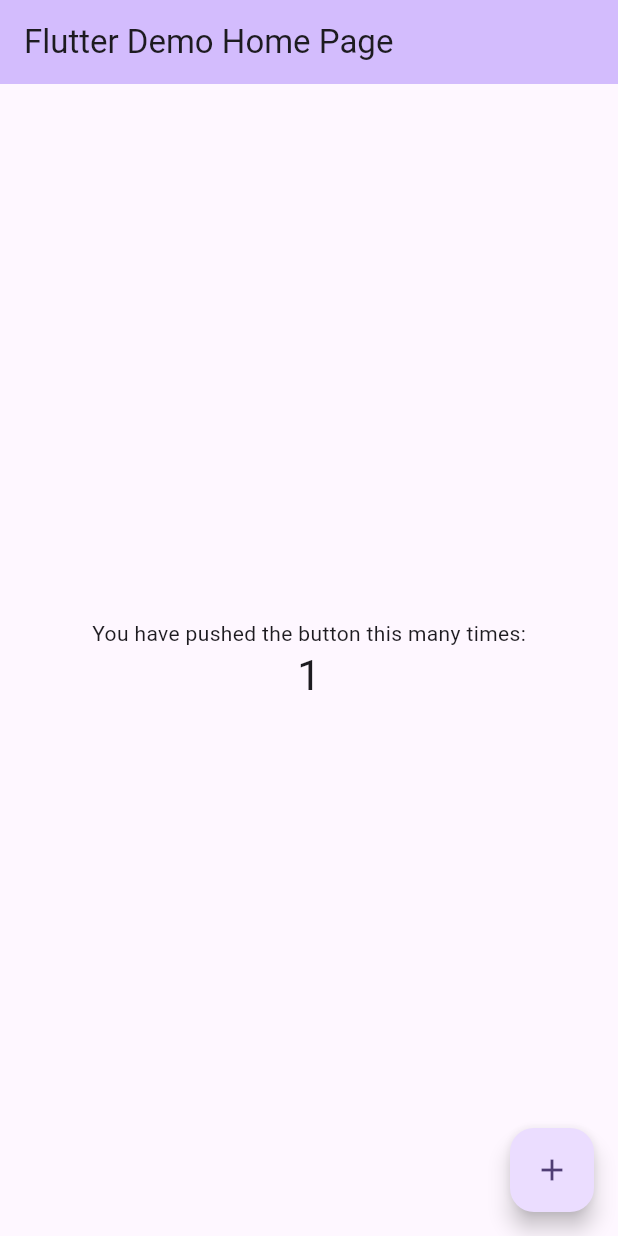
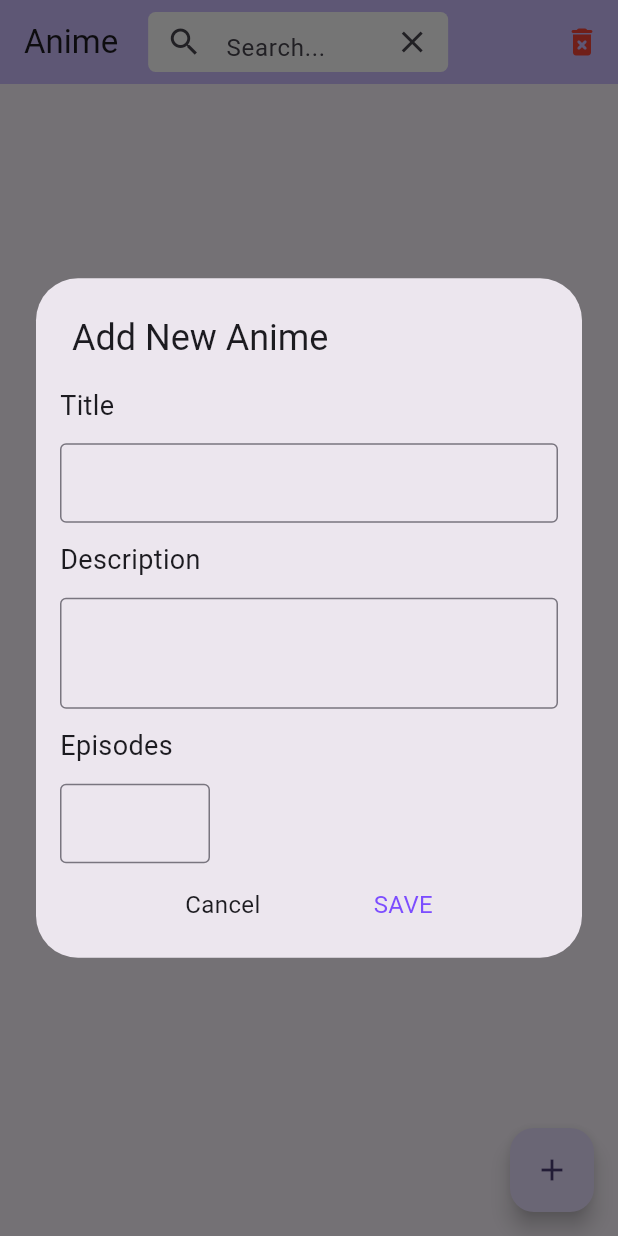
Before and after one commit to grey-xiao/animain, a Flutter app: the screen it shows after launch, after a tap on the "add" icon, on a phone screen of 412 x 824 dp. Run offline on Flutter 3.47's test engine with Material 3 defaults, Android fonts, the phone set to English and light mode, and no system bars.

Commit message:
Simple List App
Add a record
Delete a record
View a record
Search a record

```diff
--- /dev/null
+++ b/lib/controller/animeController.dart
@@ -0,0 +1,4 @@
+class AnimeController{
+
+
+}
--- a/lib/main.dart
+++ b/lib/main.dart
@@ -1,4 +1,5 @@
 import 'package:flutter/material.dart';
+import 'package:animain/view/homePage.dart';
 
 void main() {
   runApp(const MyApp());
@@ -7,119 +8,16 @@
 class MyApp extends StatelessWidget {
   const MyApp({super.key});
 
-  // This widget is the root of your application.
   @override
   Widget build(BuildContext context) {
     return MaterialApp(
-      title: 'Flutter Demo',
+      title: 'Animain',
       theme: ThemeData(
-        // This is the theme of your application.
-        //
-        // TRY THIS: Try running your application with "flutter run". You'll see
-        // the application has a purple toolbar. Then, without quitting the app,
-        // try changing the seedColor in the colorScheme below to Colors.green
-        // and then invoke "hot reload" (save your changes or press the "hot
-        // reload" button in a Flutter-supported IDE, or press "r" if you used
-        // the command line to start the app).
-        //
-        // Notice that the counter didn't reset back to zero; the application
-        // state is not lost during the reload. To reset the state, use hot
-        // restart instead.
-        //
-        // This works for code too, not just values: Most code changes can be
-        // tested with just a hot reload.
-        colorScheme: ColorScheme.fromSeed(seedColor: Colors.deepPurple),
+        colorScheme: ColorScheme.fromSeed(seedColor: Colors.deepPurpleAccent),
         useMaterial3: true,
       ),
-      home: const MyHomePage(title: 'Flutter Demo Home Page'),
+      debugShowCheckedModeBanner: false,
+      home: const HomePage(title: 'Anime'),
     );
   }
 }
-
-class MyHomePage extends StatefulWidget {
-  const MyHomePage({super.key, required this.title});
-
-  // This widget is the home page of your application. It is stateful, meaning
-  // that it has a State object (defined below) that contains fields that affect
-  // how it looks.
-
-  // This class is the configuration for the state. It holds the values (in this
-  // case the title) provided by the parent (in this case the App widget) and
-  // used by the build method of the State. Fields in a Widget subclass are
-  // always marked "final".
-
-  final String title;
-
-  @override
-  State<MyHomePage> createState() => _MyHomePageState();
-}
-
-class _MyHomePageState extends State<MyHomePage> {
-  int _counter = 0;
-
-  void _incrementCounter() {
-    setState(() {
-      // This call to setState tells the Flutter framework that something has
-      // changed in this State, which causes it to rerun the build method below
-      // so that the display can reflect the updated values. If we changed
-      // _counter without calling setState(), then the build method would not be
-      // called again, and so nothing would appear to happen.
-      _counter++;
-    });
-  }
-
-  @override
-  Widget build(BuildContext context) {
-    // This method is rerun every time setState is called, for instance as done
-    // by the _incrementCounter method above.
-    //
-    // The Flutter framework has been optimized to make rerunning build methods
-    // fast, so that you can just rebuild anything that needs updating rather
-    // than having to individually change instances of widgets.
-    return Scaffold(
-      appBar: AppBar(
-        // TRY THIS: Try changing the color here to a specific color (to
-        // Colors.amber, perhaps?) and trigger a hot reload to see the AppBar
-        // change color while the other colors stay the same.
-        backgroundColor: Theme.of(context).colorScheme.inversePrimary,
-        // Here we take the value from the MyHomePage object that was created by
-        // the App.build method, and use it to set our appbar title.
-        title: Text(widget.title),
-      ),
-      body: Center(
-        // Center is a layout widget. It takes a single child and positions it
-        // in the middle of the parent.
-        child: Column(
-          // Column is also a layout widget. It takes a list of children and
-          // arranges them vertically. By default, it sizes itself to fit its
-          // children horizontally, and tries to be as tall as its parent.
-          //
-          // Column has various properties to control how it sizes itself and
-          // how it positions its children. Here we use mainAxisAlignment to
-          // center the children vertically; the main axis here is the vertical
-          // axis because Columns are vertical (the cross axis would be
-          // horizontal).
-          //
-          // TRY THIS: Invoke "debug painting" (choose the "Toggle Debug Paint"
-          // action in the IDE, or press "p" in the console), to see the
-          // wireframe for each widget.
-          mainAxisAlignment: MainAxisAlignment.center,
-          children: <Widget>[
-            const Text(
-              'You have pushed the button this many times:',
-            ),
-            Text(
-              '$_counter',
-              style: Theme.of(context).textTheme.headlineMedium,
-            ),
-          ],
-        ),
-      ),
-      floatingActionButton: FloatingActionButton(
-        onPressed: _incrementCounter,
-        tooltip: 'Increment',
-        child: const Icon(Icons.add),
-      ), // This trailing comma makes auto-formatting nicer for build methods.
-    );
-  }
-}
--- /dev/null
+++ b/lib/model/animeModel.dart
@@ -0,0 +1,11 @@
+class AnimeModel{
+  final String title;
+  final String description;
+  final int episodes;
+
+  const AnimeModel({
+    required this.title,
+    required this.description,
+    required this.episodes,
+  });
+}
--- /dev/null
+++ b/lib/view/animePage.dart
@@ -0,0 +1,59 @@
+import 'dart:js_interop_unsafe';
+
+import 'package:animain/model/animeModel.dart';
+import 'package:animain/view/homePage.dart';
+import 'package:flutter/material.dart';
+
+class AnimePage extends StatelessWidget {
+  const AnimePage({super.key, required this.anime, required this.title});
+  final String title;
+  final AnimeModel anime;
+
+  @override
+  Widget build(BuildContext context) {
+
+    return Scaffold(
+      appBar: AppBar(
+        backgroundColor: Theme.of(context).colorScheme.inversePrimary,
+        title: Text(title),
+        actions: [
+          IconButton(icon: Icon(Icons.delete_forever_rounded, color: Colors.red, size: 24,),
+            onPressed: () {
+
+            },
+          ),
+        ],
+      ),
+      body: SafeArea(
+        child: Padding(
+          padding: const EdgeInsets.all(12.0),
+          child: Column(
+            children: <Widget>[
+              Center(
+                child: Text(anime.title,
+                  style: TextStyle(
+                    fontSize: 30,
+                    fontWeight: FontWeight.w500,
+                  ),
+                ),
+              ),
+              Text("${anime.episodes} episodes",
+                style: TextStyle(
+                  fontSize: 14,
+                  fontWeight: FontWeight.w400,
+                ),
+              ),
+              const SizedBox(height: 16,),
+              Text(anime.description,
+                style: TextStyle(
+                  fontSize: 18,
+                  fontWeight: FontWeight.w400,
+                ),
+              ),
+            ],
+          ),
+        ),
+      ),
+    );
+  }
+}
--- /dev/null
+++ b/lib/view/homePage.dart
@@ -0,0 +1,382 @@
+import 'package:animain/view/cards/animeListCard.dart';
+import 'package:animain/model/animeModel.dart';
+import 'package:flutter/material.dart';
+import 'dart:async';
+
+import 'package:flutter/services.dart';
+
+class HomePage extends StatefulWidget {
+  const HomePage({super.key, required this.title});
+
+  final String title;
+
+  @override
+  State<HomePage> createState() => _HomePageState();
+}
+
+
+class _HomePageState extends State<HomePage> {
+  // AnimeModel dn = AnimeModel(
+  //   title: 'Death Note',
+  //   description: 'Brutal murders, petty thefts, and senseless violence pollute the human world. In contrast, the realm of death gods is a humdrum, unchanging gambling den. The ingenious 17-year-old Japanese student Light Yagami and sadistic god of death Ryuk share one belief: their worlds are rotten.',
+  //   episodes: 37);
+  List<AnimeModel> animeList = [];
+  List<AnimeModel> viewableList = [];
+  final formField = GlobalKey<FormState>();
+  TextEditingController _titleController = TextEditingController();
+  TextEditingController _descController = TextEditingController();
+  TextEditingController _epsController = TextEditingController();
+  TextEditingController _searchController = TextEditingController();
+
+  @override
+  void initState() {
+    //animeList.add(dn);
+    super.initState();
+    viewableList = animeList;
+  }
+
+  Future onSearchTextChanged(String text) async {
+    setState(() {
+      viewableList = [];
+      if (text.isNotEmpty) {
+        for(int i = 0; i < animeList.length; i++){
+          if(animeList[i].title.toLowerCase().contains(text.toLowerCase())){
+            viewableList.add(animeList[i]);
+          }
+        }
+      }
+      else{
+        viewableList = animeList;
+      }
+    });
+  }
+
+  void addAnime(String title, String description, int episodes){
+    setState(() {
+      AnimeModel newAnime = AnimeModel(title: title, description: description, episodes: episodes);
+      animeList.add(newAnime);
+      _titleController.clear();
+      _descController.clear();
+      _epsController.clear();
+    });
+  }
+
+  void deleteAnime(AnimeModel anime){
+    setState(() {
+      animeList.remove(anime);
+    });
+  }
+
+  void showRemovePrompt(BuildContext context){
+    showDialog(context: context, builder: (context){
+      return AlertDialog(
+        actionsAlignment: MainAxisAlignment.spaceEvenly,
+        actions: [
+          //No Button
+          GestureDetector(
+            onTap: () => Navigator.of(context).pop(),
+            child: const Text("Cancel",
+              style: TextStyle(
+                fontSize: 16,
+                fontWeight: FontWeight.w400,
+              ),
+
+            )
+          ),
+          GestureDetector(
+            onTap: () {
+              setState(() {
+                animeList.clear();
+                Navigator.of(context).pop();
+              });
+            } ,
+            child: const Text("DELETE",
+              style: TextStyle(
+                color: Colors.redAccent,
+                fontSize: 16,
+                fontWeight: FontWeight.w400,
+              ),
+            )
+          ),
+        ],
+            shape: RoundedRectangleBorder(
+              borderRadius: BorderRadius.all(
+                Radius.circular(
+                  20.0,
+                ),
+              ),
+            ),
+            contentPadding: EdgeInsets.only(
+              top: 10.0,
+            ),
+            title: Center(
+              child: Text(
+                "Delete all records?",
+                overflow: TextOverflow.ellipsis,
+                style: TextStyle(fontSize: 20.0),
+              ),
+            ),
+          );
+    });
+}
+
+  void showAddDialog() {
+    setState(() {
+
+    });
+    showDialog(
+    context: context,
+    builder: (context) {
+      return AlertDialog(
+        insetPadding: EdgeInsets.all(24),
+        contentPadding: EdgeInsets.zero,
+        actionsAlignment: MainAxisAlignment.spaceEvenly,
+        actions: [
+          GestureDetector(
+            onTap: () => Navigator.of(context).pop(),
+            child: const Text("Cancel",
+              style: TextStyle(
+                fontSize: 16,
+                fontWeight: FontWeight.w400,
+              ),
+
+            )
+          ),
+          GestureDetector(
+            onTap: () {
+              addAnime(_titleController.text, _descController.text, int.parse(_epsController.text));
+              Navigator.of(context).pop();
+            } ,
+            child: const Text("SAVE",
+              style: TextStyle(
+                color: Colors.deepPurpleAccent,
+                fontSize: 16,
+                fontWeight: FontWeight.w400,
+              ),
+            )
+          ),
+        ],
+        title: Text("Add New Anime",
+          style: TextStyle(
+            fontSize: 24,
+            fontWeight: FontWeight.w400,
+          ),
+        ),
+        content: Container(
+          width: MediaQuery.of(context).size.width,
+          child: Padding(
+            padding: const EdgeInsets.all(16.0),
+            child: SingleChildScrollView(
+              //The Content of the Dialog
+              child: Form(
+                key: formField,
+                child: Column(
+                  crossAxisAlignment: CrossAxisAlignment.start,
+                  children: [
+                    Text('Title',
+                      style: TextStyle(
+                        fontSize: 18,
+                        fontWeight: FontWeight.w400,
+                      ),
+                    ),
+                    SizedBox(height: 12),
+                    TextFormField(
+                      controller: _titleController,
+                      decoration: const InputDecoration(
+                        border: OutlineInputBorder(
+                          gapPadding: 4,
+                        ),
+                      ),
+                      style: TextStyle(
+                        fontSize: 14,
+                        fontWeight: FontWeight.w400,
+                      )
+                    ),
+                    SizedBox(height: 12),
+                    Text('Description',
+                      style: TextStyle(
+                        fontSize: 18,
+                        fontWeight: FontWeight.w400,
+                      ),
+                    ),
+                    SizedBox(height: 12),
+                    TextFormField(
+                      controller: _descController,
+                      maxLines: 2,
+                      decoration: const InputDecoration(
+                        border: OutlineInputBorder(
+                          gapPadding: 4,
+                        ),
+                      ),
+                      style: TextStyle(
+                        fontSize: 14,
+                        fontWeight: FontWeight.w400,
+                      )
+                    ),
+                    SizedBox(height: 12),
+                    Text('Episodes',
+                      style: TextStyle(
+                        fontSize: 18,
+                        fontWeight: FontWeight.w400,
+                      ),
+                    ),
+                    SizedBox(height: 12),
+                    Container(
+                      width: 100,
+                      child: TextFormField(
+                        controller: _epsController,
+                        maxLength: 4,
+                        keyboardType: TextInputType.number,
+                        inputFormatters: <TextInputFormatter>[
+                          FilteringTextInputFormatter.digitsOnly
+                        ],
+
+                        decoration: const InputDecoration(
+                          border: OutlineInputBorder(
+                          ),
+                          counterStyle: TextStyle(height: double.minPositive,),
+                          counterText: "",
+                        ),
+                        style: TextStyle(
+                          fontSize: 14,
+                          fontWeight: FontWeight.w400,
+                        )
+                      ),
+                    ),
+                  ],
+                ),
+              ),
+
+            ),
+          ),
+        ),
+      );
+    }
+  );
+  }
+
+
+
+  @override
+  Widget build(BuildContext context) {
+    void refresh(){
+      showDialog(
+          barrierDismissible: false,
+          context: context,
+          builder: (context) {
+            return const Center(
+              child: CircularProgressIndicator(),
+            );
+          }
+        );
+      Timer(const Duration(milliseconds: 200), (){
+        setState((){
+          print("Page Updated");
+        });
+      });
+      Navigator.of(context).pop();
+    }
+    return Scaffold(
+      appBar: AppBar(
+        backgroundColor: Theme.of(context).colorScheme.inversePrimary,
+        title: Row(
+          children: [
+            Text(widget.title),
+            SizedBox(width: 20,),
+            Container(
+              width: 200,
+              height: 40,
+
+              decoration: BoxDecoration(
+                  color: Colors.white, borderRadius: BorderRadius.circular(5)),
+              child: Center(
+                child: TextField(
+                  controller: _searchController,
+                  onChanged: (value) => onSearchTextChanged(_searchController.text),
+                  decoration: InputDecoration(
+                      prefixIcon: const Icon(Icons.search),
+                      suffixIcon: IconButton(
+                        icon: const Icon(Icons.clear),
+                        onPressed: () {
+                          /* Clear the search field */
+                          _searchController.clear();
+                        },
+                      ),
+                      hintText: 'Search...',
+                      border: InputBorder.none),
+                ),
+              ),
+            ),
+          ],
+        ),
+        actions: [
+
+          IconButton(icon: Icon(Icons.delete_forever_rounded, color: Colors.red, size: 24,),
+            onPressed: () {
+              showRemovePrompt(context);
+            },
+          ),
+
+        ],
+      ),
+      body: SafeArea(
+        child: Center(
+          child: Column(
+            children: <Widget>[
+              ListView.builder(
+                padding: EdgeInsets.symmetric(vertical: 8),
+                scrollDirection: Axis.vertical,
+                shrinkWrap: true,
+
+                itemCount: viewableList.length,
+                itemBuilder: (context, index) {
+                  AnimeModel anime = viewableList[index];
+                  //check if the list is empty
+                  if(viewableList.isEmpty){
+                    return const Text('No Records',
+                      style: TextStyle(
+                        fontSize: 20,
+                        fontWeight: FontWeight.w400,
+                        color: Colors.grey,
+                      ),
+                    );
+                  }else{
+                    return Dismissible(
+                      key: Key(anime.title),
+                      onDismissed: (direction) {
+                        setState(() {
+                          animeList.remove(anime);
+                        });
+                      },
+                      background: Container(
+                        color: Colors.redAccent,
+                      ),
+                      child: Container(
+                        padding: EdgeInsets.only(bottom: 8.0),
+                        decoration: BoxDecoration(
+                          border: BorderDirectional(
+                            bottom: BorderSide()
+                          )
+                        ),
+                        child: AnimeListCard(anime: anime, callback: refresh),
+                      ),
+                    );
+                    }
+                },
+
+              ),
+
+            ],
+          ),
+        ),
+      ),
+      floatingActionButton: FloatingActionButton(
+        onPressed: showAddDialog,
+        tooltip: 'Add New',
+        child: const Icon(Icons.add),
+      ),
+      resizeToAvoidBottomInset: true,
+    );
+
+  }
+}
```
Also changed, not shown: lib/view/AddAnimeForm.dart (added, +15 -0 lines), lib/view/cards/animeListCard.dart (added, +126 -0 lines), lib/view/cards/animeGridCard.dart (added).
